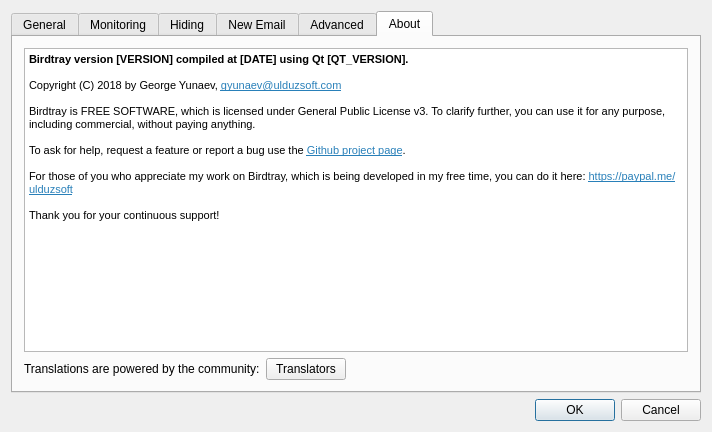
First picture: the form in src/dialogsettings.ui, repository gyunaev/birdtray, before the edit.
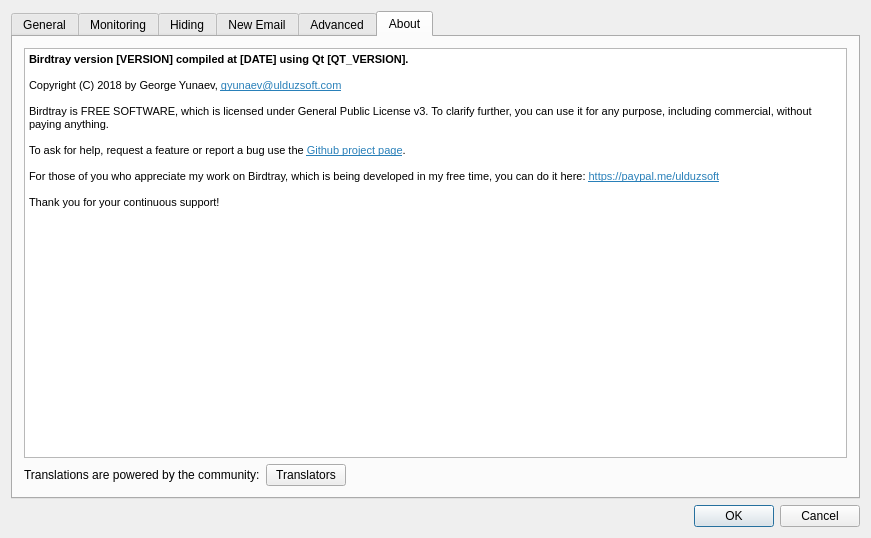
Second picture: the form after the edit. The open tabs and pages were chosen to show the change. Icons and pictures are not drawn. Custom widgets are drawn as their Qt base class.

Commit message: Hides new Windows settings on Linux, introduced by #546. Hides process window on Windows since it's unused there.

The edit to the form file:
```diff
--- a/src/dialogsettings.ui
+++ b/src/dialogsettings.ui
@@ -6,8 +6,8 @@
    <rect>
     <x>0</x>
     <y>0</y>
-    <width>712</width>
-    <height>432</height>
+    <width>871</width>
+    <height>538</height>
    </rect>
   </property>
   <property name="windowTitle">
@@ -1082,7 +1082,7 @@
           <string>&lt;!DOCTYPE HTML PUBLIC &quot;-//W3C//DTD HTML 4.0//EN&quot; &quot;http://www.w3.org/TR/REC-html40/strict.dtd&quot;&gt;
 &lt;html&gt;&lt;head&gt;&lt;meta name=&quot;qrichtext&quot; content=&quot;1&quot; /&gt;&lt;style type=&quot;text/css&quot;&gt;
 p, li { white-space: pre-wrap; }
-&lt;/style&gt;&lt;/head&gt;&lt;body style=&quot; font-family:'Noto Sans'; font-size:12pt; font-weight:400; font-style:normal;&quot;&gt;
+&lt;/style&gt;&lt;/head&gt;&lt;body style=&quot; font-family:'Noto Sans'; font-size:11pt; font-weight:400; font-style:normal;&quot;&gt;
 &lt;p style=&quot; margin-top:0px; margin-bottom:0px; margin-left:0px; margin-right:0px; -qt-block-indent:0; text-indent:0px;&quot;&gt;&lt;span style=&quot; font-size:8pt; font-weight:600;&quot;&gt;Birdtray version [VERSION] compiled at [DATE] using Qt [QT_VERSION].&lt;/span&gt;&lt;/p&gt;
 &lt;p style=&quot;-qt-paragraph-type:empty; margin-top:0px; margin-bottom:0px; margin-left:0px; margin-right:0px; -qt-block-indent:0; text-indent:0px; font-size:8pt;&quot;&gt;&lt;br /&gt;&lt;/p&gt;
 &lt;p style=&quot; margin-top:0px; margin-bottom:0px; margin-left:0px; margin-right:0px; -qt-block-indent:0; text-indent:0px;&quot;&gt;&lt;span style=&quot; font-size:8pt;&quot;&gt;Copyright (C) 2018 by George Yunaev, &lt;/span&gt;&lt;a href=&quot;mailto:gyunaev@ulduzsoft.com&quot;&gt;&lt;span style=&quot; font-size:8pt; text-decoration: underline; color:#2980b9;&quot;&gt;gyunaev@ulduzsoft.com&lt;/span&gt;&lt;/a&gt;&lt;/p&gt;
```
Left out of the diff: 2 changed lines with no effect on the pictures. The commit also changes 1 other file.
